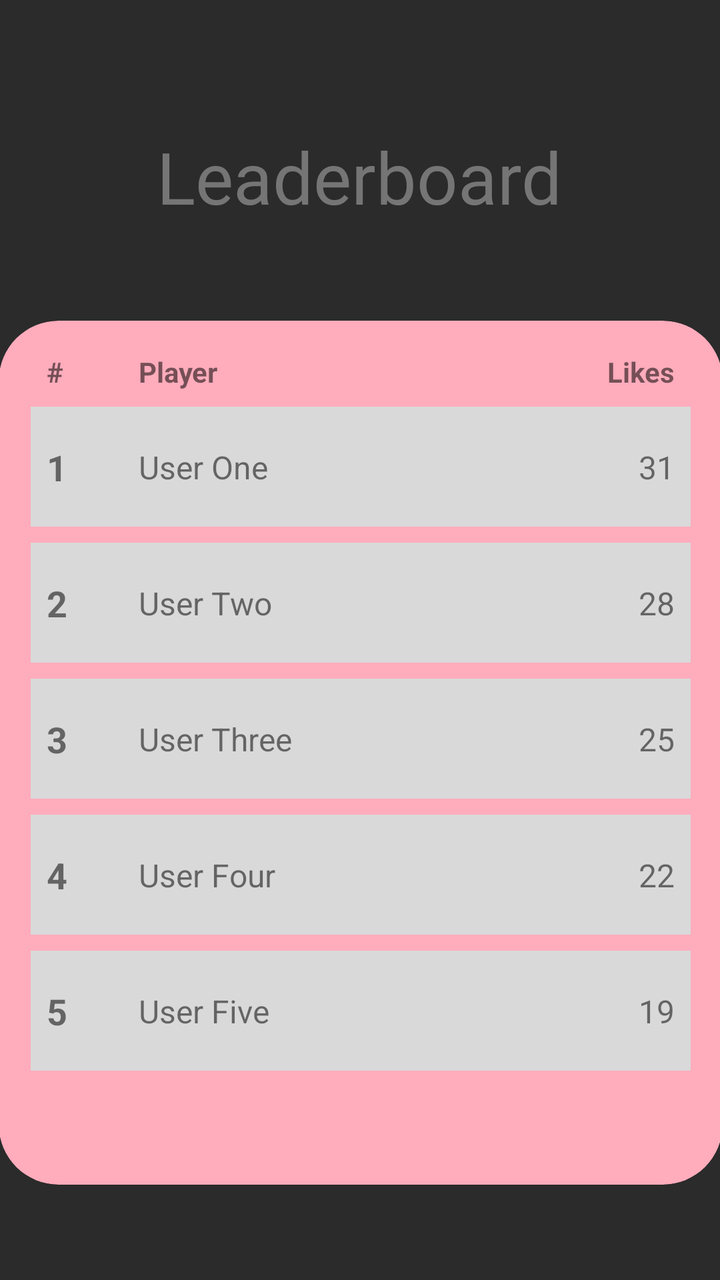
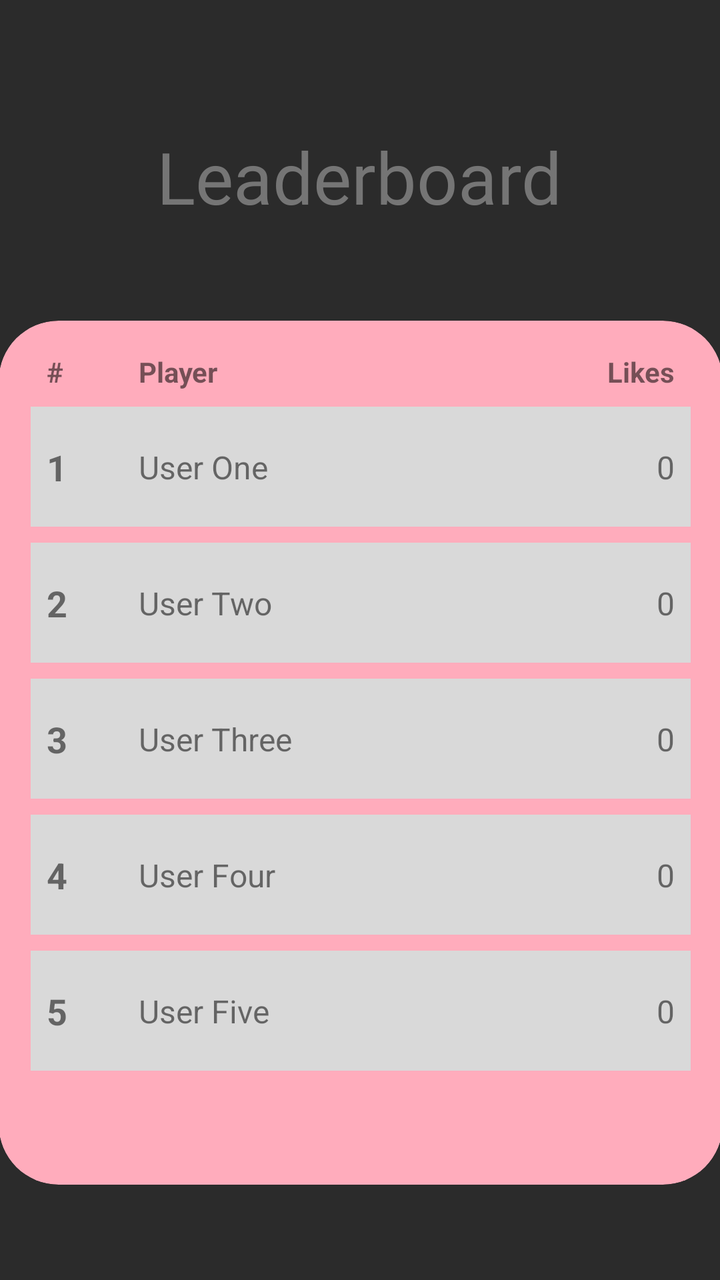

An Android layout rendered at two revisions. The XML below is the earlier revision; the diff shows what the commit changed to produce the second picture.
<!-- AndroidManifest.xml: application theme Theme.MyApplication -->
<!-- res/layout/leaderboard.xml -->
<?xml version="1.0" encoding="utf-8"?>
<androidx.constraintlayout.widget.ConstraintLayout xmlns:android="http://schemas.android.com/apk/res/android"
    xmlns:app="http://schemas.android.com/apk/res-auto"
    xmlns:tools="http://schemas.android.com/tools"
    android:layout_width="match_parent"
    android:layout_height="match_parent"
    android:background="@color/bg_dark"
    android:theme="@style/Theme.MyApplication">


    <TextView
        android:id="@+id/leaderboardTitle"
        android:layout_width="wrap_content"
        android:layout_height="wrap_content"
        android:layout_marginTop="64dp"
        android:fontFamily="@font/anton"
        android:text="@string/leaderboard_title"
        android:textColor="#757575"
        android:textSize="36sp"
        app:layout_constraintEnd_toEndOf="parent"
        app:layout_constraintHorizontal_bias="0.497"
        app:layout_constraintStart_toStartOf="parent"
        app:layout_constraintTop_toTopOf="parent" />

    <androidx.cardview.widget.CardView
        android:id="@+id/LeaderboardContainer"
        android:layout_width="362dp"
        android:layout_height="432dp"
        android:layout_marginHorizontal="24dp"
        app:cardBackgroundColor="#FFACBC"
        app:cardCornerRadius="30dp"
        app:cardElevation="0dp"
        app:layout_constraintBottom_toBottomOf="parent"
        app:layout_constraintEnd_toEndOf="parent"
        app:layout_constraintStart_toStartOf="parent"
        app:layout_constraintTop_toBottomOf="@+id/leaderboardTitle">

        <LinearLayout
            android:layout_width="match_parent"
            android:layout_height="430dp"
            android:orientation="vertical"
            android:padding="16dp">

            <androidx.constraintlayout.widget.ConstraintLayout
                android:layout_width="match_parent"
                android:layout_height="wrap_content"
                android:layout_marginBottom="8dp"
                android:paddingHorizontal="8dp">

                <TextView
                    android:id="@+id/headerRank"
                    android:layout_width="30dp"
                    android:layout_height="wrap_content"
                    android:text="@string/rank_header"
                    android:textStyle="bold"
                    app:layout_constraintStart_toStartOf="parent"
                    app:layout_constraintTop_toTopOf="parent" />

                <TextView
                    android:id="@+id/headerPlayer"
                    android:layout_width="wrap_content"
                    android:layout_height="wrap_content"
                    android:layout_marginStart="16dp"
                    android:text="@string/player_header"
                    android:textStyle="bold"
                    app:layout_constraintStart_toEndOf="@id/headerRank"
                    app:layout_constraintTop_toTopOf="parent" />

                <TextView
                    android:id="@+id/headerScore"
                    android:layout_width="wrap_content"
                    android:layout_height="wrap_content"
                    android:text="@string/likes_header"
                    android:textStyle="bold"
                    app:layout_constraintEnd_toEndOf="parent"
                    app:layout_constraintTop_toTopOf="parent" />
            </androidx.constraintlayout.widget.ConstraintLayout>

            <ScrollView
                android:layout_width="match_parent"
                android:layout_height="match_parent"
                android:fadeScrollbars="false">

                <LinearLayout
                    android:id="@+id/leaderboardItemsContainer"
                    android:layout_width="match_parent"
                    android:layout_height="wrap_content"
                    android:orientation="vertical">

                    <androidx.constraintlayout.widget.ConstraintLayout
                        android:layout_width="match_parent"
                        android:layout_height="60dp"
                        android:layout_marginBottom="8dp"
                        android:background="#D9D9D9"
                        android:padding="8dp">

                        <TextView
                            android:id="@+id/rank1"
                            android:layout_width="30dp"
                            android:layout_height="wrap_content"
                            android:text="@string/rank_id"
                            android:textSize="18sp"
                            android:textStyle="bold"
                            app:layout_constraintBottom_toBottomOf="parent"
                            app:layout_constraintStart_toStartOf="parent"
                            app:layout_constraintTop_toTopOf="parent" />

                        <TextView
                            android:id="@+id/user1"
                            android:layout_width="wrap_content"
                            android:layout_height="wrap_content"
                            android:layout_marginStart="16dp"
                            android:text="@string/user_1"
                            android:textSize="16sp"
                            app:layout_constraintBottom_toBottomOf="parent"
                            app:layout_constraintStart_toEndOf="@id/rank1"
                            app:layout_constraintTop_toTopOf="parent" />

                        <TextView
                            android:id="@+id/score1"
                            android:layout_width="wrap_content"
                            android:layout_height="wrap_content"
                            android:text="31"
                            android:textSize="16sp"
                            app:layout_constraintBottom_toBottomOf="parent"
                            app:layout_constraintEnd_toEndOf="parent"
                            app:layout_constraintTop_toTopOf="parent" />
                    </androidx.constraintlayout.widget.ConstraintLayout>

                    <androidx.constraintlayout.widget.ConstraintLayout
                        android:layout_width="match_parent"
                        android:layout_height="60dp"
                        android:layout_marginBottom="8dp"
                        android:background="#D9D9D9"
                        android:padding="8dp">

                        <TextView
                            android:id="@+id/rank2"
                            android:layout_width="30dp"
                            android:layout_height="wrap_content"
                            android:text="@string/rank_id2"
                            android:textSize="18sp"
                            android:textStyle="bold"
                            app:layout_constraintBottom_toBottomOf="parent"
                            app:layout_constraintStart_toStartOf="parent"
                            app:layout_constraintTop_toTopOf="parent" />

                        <TextView
                            android:id="@+id/user2"
                            android:layout_width="wrap_content"
                            android:layout_height="wrap_content"
                            android:layout_marginStart="16dp"
                            android:text="@string/user_2"
                            android:textSize="16sp"
                            app:layout_constraintBottom_toBottomOf="parent"
                            app:layout_constraintStart_toEndOf="@id/rank2"
                            app:layout_constraintTop_toTopOf="parent" />

                        <TextView
                            android:id="@+id/score2"
                            android:layout_width="wrap_content"
                            android:layout_height="wrap_content"
                            android:text="28"
                            android:textSize="16sp"
                            app:layout_constraintBottom_toBottomOf="parent"
                            app:layout_constraintEnd_toEndOf="parent"
                            app:layout_constraintTop_toTopOf="parent" />
                    </androidx.constraintlayout.widget.ConstraintLayout>

                    <androidx.constraintlayout.widget.ConstraintLayout
                        android:layout_width="match_parent"
                        android:layout_height="60dp"
                        android:layout_marginBottom="8dp"
                        android:background="#D9D9D9"
                        android:padding="8dp">

                        <TextView
                            android:id="@+id/rank3"
                            android:layout_width="30dp"
                            android:layout_height="wrap_content"
                            android:text="@string/rank_id3"
                            android:textSize="18sp"
                            android:textStyle="bold"
                            app:layout_constraintBottom_toBottomOf="parent"
                            app:layout_constraintStart_toStartOf="parent"
                            app:layout_constraintTop_toTopOf="parent" />

                        <TextView
                            android:id="@+id/user3"
                            android:layout_width="wrap_content"
                            android:layout_height="wrap_content"
                            android:layout_marginStart="16dp"
                            android:text="@string/user_3"
                            android:textSize="16sp"
                            app:layout_constraintBottom_toBottomOf="parent"
                            app:layout_constraintStart_toEndOf="@id/rank3"
                            app:layout_constraintTop_toTopOf="parent" />

                        <TextView
                            android:id="@+id/score3"
                            android:layout_width="wrap_content"
                            android:layout_height="wrap_content"
                            android:text="25"
                            android:textSize="16sp"
                            app:layout_constraintBottom_toBottomOf="parent"
                            app:layout_constraintEnd_toEndOf="parent"
                            app:layout_constraintTop_toTopOf="parent" />
                    </androidx.constraintlayout.widget.ConstraintLayout>


                    <androidx.constraintlayout.widget.ConstraintLayout
                        android:layout_width="match_parent"
                        android:layout_height="60dp"
                        android:layout_marginBottom="8dp"
                        android:background="#D9D9D9"
                        android:padding="8dp">

                        <TextView
                            android:id="@+id/rank4"
                            android:layout_width="30dp"
                            android:layout_height="wrap_content"
                            android:text="@string/rank_id4"
                            android:textSize="18sp"
                            android:textStyle="bold"
                            app:layout_constraintBottom_toBottomOf="parent"
                            app:layout_constraintStart_toStartOf="parent"
                            app:layout_constraintTop_toTopOf="parent" />

                        <TextView
                            android:id="@+id/user4"
                            android:layout_width="wrap_content"
                            android:layout_height="wrap_content"
                            android:layout_marginStart="16dp"
                            android:text="@string/user_4"
                            android:textSize="16sp"
                            app:layout_constraintBottom_toBottomOf="parent"
                            app:layout_constraintStart_toEndOf="@id/rank4"
                            app:layout_constraintTop_toTopOf="parent" />

                        <TextView
                            android:id="@+id/score4"
                            android:layout_width="wrap_content"
                            android:layout_height="wrap_content"
                            android:text="22"
                            android:textSize="16sp"
                            app:layout_constraintBottom_toBottomOf="parent"
                            app:layout_constraintEnd_toEndOf="parent"
                            app:layout_constraintTop_toTopOf="parent" />
                    </androidx.constraintlayout.widget.ConstraintLayout>


                    <androidx.constraintlayout.widget.ConstraintLayout
                        android:layout_width="match_parent"
                        android:layout_height="60dp"
                        android:layout_marginBottom="8dp"
                        android:background="#D9D9D9"
                        android:padding="8dp">

                        <TextView
                            android:id="@+id/rank5"
                            android:layout_width="30dp"
                            android:layout_height="wrap_content"
                            android:text="@string/rank_id5"
                            android:textSize="18sp"
                            android:textStyle="bold"
                            app:layout_constraintBottom_toBottomOf="parent"
                            app:layout_constraintStart_toStartOf="parent"
                            app:layout_constraintTop_toTopOf="parent" />

                        <TextView
                            android:id="@+id/user5"
                            android:layout_width="wrap_content"
                            android:layout_height="wrap_content"
                            android:layout_marginStart="16dp"
                            android:text="@string/user_5"
                            android:textSize="16sp"
                            app:layout_constraintBottom_toBottomOf="parent"
                            app:layout_constraintStart_toEndOf="@id/rank5"
                            app:layout_constraintTop_toTopOf="parent" />

                        <TextView
                            android:id="@+id/score5"
                            android:layout_width="wrap_content"
                            android:layout_height="wrap_content"
                            android:text="19"
                            android:textSize="16sp"
                            app:layout_constraintBottom_toBottomOf="parent"
                            app:layout_constraintEnd_toEndOf="parent"
                            app:layout_constraintTop_toTopOf="parent" />
                    </androidx.constraintlayout.widget.ConstraintLayout>

                </LinearLayout>
            </ScrollView>
        </LinearLayout>
    </androidx.cardview.widget.CardView>

</androidx.constraintlayout.widget.ConstraintLayout>
<!-- resources referenced by this layout -->
<resources>
  <color name="bg_dark">#2B2B2B</color>
  <string name="leaderboard_title">Leaderboard</string>
  <string name="likes_header">Likes</string>
  <string name="player_header">Player</string>
  <string name="rank_header">#</string>
  <string name="rank_id">1</string>
  <string name="rank_id2">2</string>
  <string name="rank_id3">3</string>
  <string name="rank_id4">4</string>
  <string name="rank_id5">5</string>
  <string name="user_1">User One</string>
  <string name="user_2">User Two</string>
  <string name="user_3">User Three</string>
  <string name="user_4">User Four</string>
  <string name="user_5">User Five</string>
  <style name="Theme.MyApplication" parent="Theme.AppCompat.Light.NoActionBar">
          
          <item name="colorPrimary">@color/purple_500</item>
          <item name="colorPrimaryVariant">@color/purple_700</item>
          <item name="colorOnPrimary">@color/white</item>
          
          <item name="colorSecondary">@color/teal_200</item>
          <item name="colorSecondaryVariant">@color/teal_700</item>
          <item name="colorOnSecondary">@color/black</item>
          
          <item name="android:statusBarColor">?attr/colorPrimaryVariant</item>
          
      </style>
  <color name="purple_500">#FF6200EE</color>
  <color name="purple_700">#FF3700B3</color>
  <color name="white">#FFFFFFFF</color>
  <color name="teal_200">#FF03DAC5</color>
  <color name="teal_700">#FF018786</color>
  <color name="black">#FF000000</color>
</resources>

<!-- the commit's change to res/layout/leaderboard.xml (unified diff, before → after) -->
@@ -120,7 +120,7 @@
                             android:id="@+id/score1"
                             android:layout_width="wrap_content"
                             android:layout_height="wrap_content"
-                            android:text="31"
+                            android:text="0"
                             android:textSize="16sp"
                             app:layout_constraintBottom_toBottomOf="parent"
                             app:layout_constraintEnd_toEndOf="parent"
@@ -160,7 +160,7 @@
                             android:id="@+id/score2"
                             android:layout_width="wrap_content"
                             android:layout_height="wrap_content"
-                            android:text="28"
+                            android:text="0"
                             android:textSize="16sp"
                             app:layout_constraintBottom_toBottomOf="parent"
                             app:layout_constraintEnd_toEndOf="parent"
@@ -200,7 +200,7 @@
                             android:id="@+id/score3"
                             android:layout_width="wrap_content"
                             android:layout_height="wrap_content"
-                            android:text="25"
+                            android:text="0"
                             android:textSize="16sp"
                             app:layout_constraintBottom_toBottomOf="parent"
                             app:layout_constraintEnd_toEndOf="parent"
@@ -241,7 +241,7 @@
                             android:id="@+id/score4"
                             android:layout_width="wrap_content"
                             android:layout_height="wrap_content"
-                            android:text="22"
+                            android:text="0"
                             android:textSize="16sp"
                             app:layout_constraintBottom_toBottomOf="parent"
                             app:layout_constraintEnd_toEndOf="parent"
@@ -282,7 +282,7 @@
                             android:id="@+id/score5"
                             android:layout_width="wrap_content"
                             android:layout_height="wrap_content"
-                            android:text="19"
+                            android:text="0"
                             android:textSize="16sp"
                             app:layout_constraintBottom_toBottomOf="parent"
                             app:layout_constraintEnd_toEndOf="parent"
